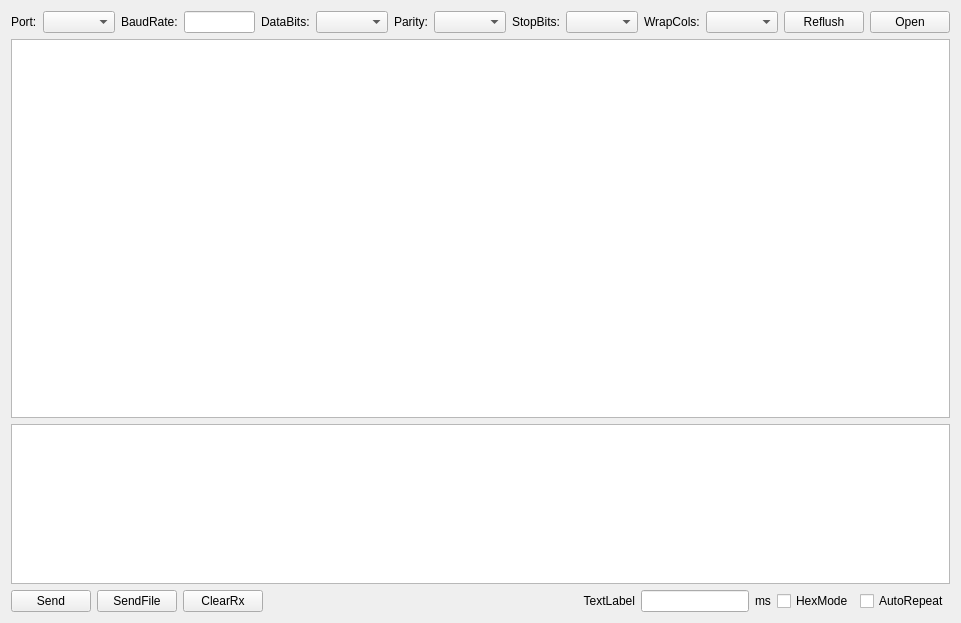
This is src/widget.ui in lidq83/ESerialPort as Qt 5 draws it before an edit. The edited form follows.
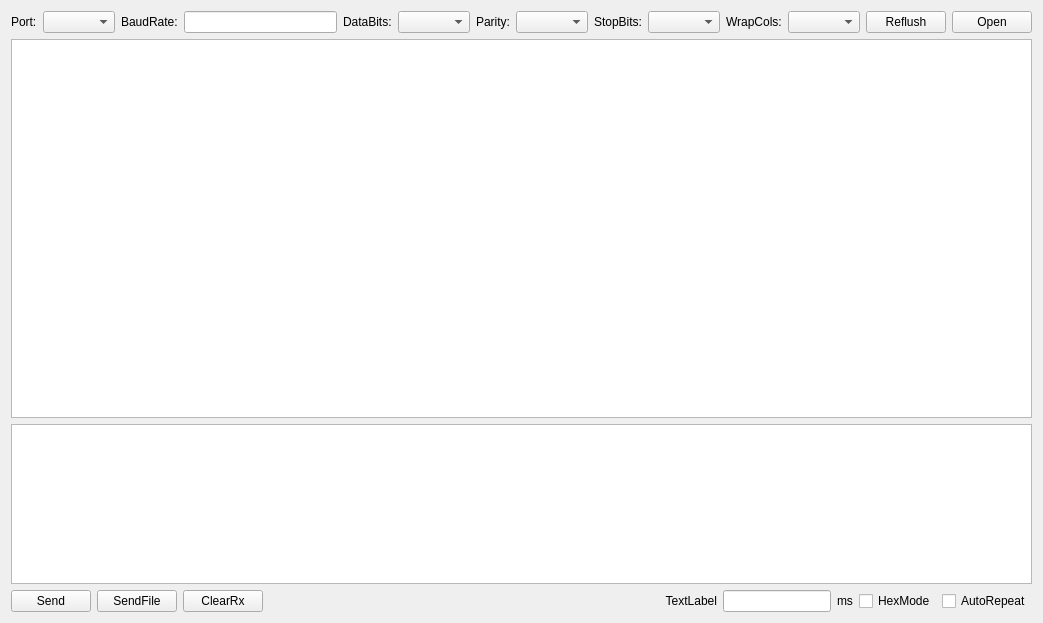
This is the edited form.

Commit message: 修改了字体和字号

```diff
--- a/src/widget.ui
+++ b/src/widget.ui
@@ -6,7 +6,7 @@
    <rect>
     <x>0</x>
     <y>0</y>
-    <width>961</width>
+    <width>1043</width>
     <height>623</height>
    </rect>
   </property>
@@ -93,7 +93,14 @@
     </layout>
    </item>
    <item>
-    <widget class="QTextEdit" name="textEditRx"/>
+    <widget class="QTextEdit" name="textEditRx">
+     <property name="font">
+      <font>
+       <family>YaHei Consolas Hybrid</family>
+       <pointsize>12</pointsize>
+      </font>
+     </property>
+    </widget>
    </item>
    <item>
     <widget class="QTextEdit" name="textEditTx">
@@ -103,6 +110,12 @@
        <height>160</height>
       </size>
      </property>
+     <property name="font">
+      <font>
+       <family>YaHei Consolas Hybrid</family>
+       <pointsize>12</pointsize>
+      </font>
+     </property>
     </widget>
    </item>
    <item>
```
